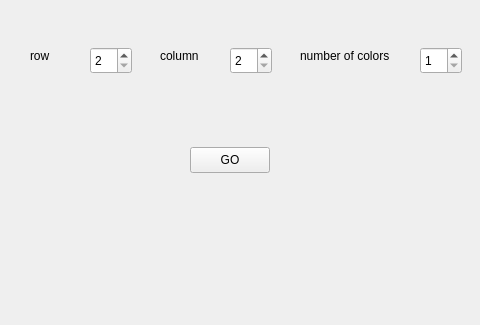
First picture: the form in gui/game_info.ui, repository JussyM/flood-it, before the edit; both pictures show x 0 to 480 and y 113 to 438 of the 598 by 438 pixel window.
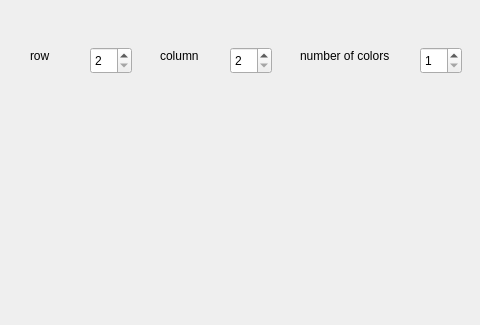
Second picture: the form after the edit.

```diff
--- a/gui/game_info.ui
+++ b/gui/game_info.ui
@@ -61,19 +61,6 @@
     <number>8</number>
    </property>
   </widget>
-  <widget class="QPushButton" name="launchGame">
-   <property name="geometry">
-    <rect>
-     <x>190</x>
-     <y>260</y>
-     <width>80</width>
-     <height>26</height>
-    </rect>
-   </property>
-   <property name="text">
-    <string>GO</string>
-   </property>
-  </widget>
   <widget class="QLabel" name="label">
    <property name="geometry">
     <rect>
```
